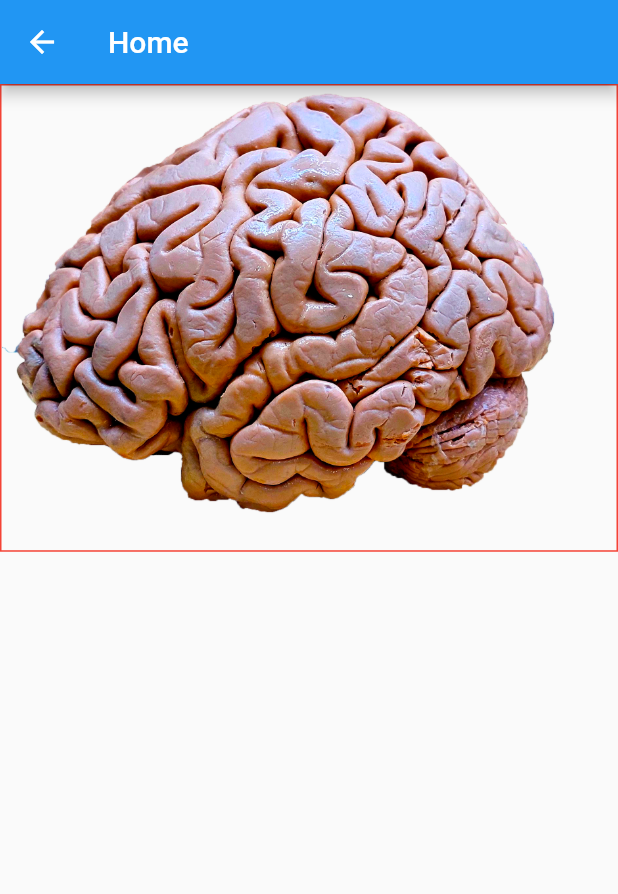
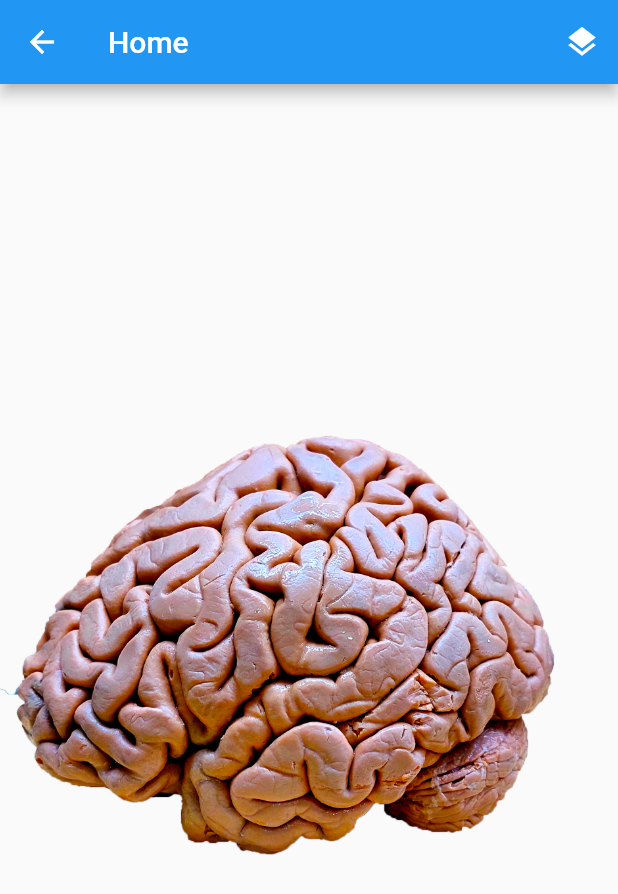
Before and after one commit to DariQuintero/neuroanatomy, a Flutter app: the HomePage screen opened directly, on a phone screen of 412 x 824 dp. Shown: the top 894 px of the screen. Run offline on Flutter 3.47's test engine with Material 2 defaults, Android fonts, the phone set to English and light mode, and no system bars; our stand-ins replace cloud_firestore, equatable, firebase_auth, firebase_core, flutter_bloc; missing offline and left inert: chat_gpt_sdk; accounts and stored records are empty.

Commit message:
Se agregaron los cortes

```diff
--- /dev/null
+++ b/lib/models/corte_cerebro.dart
@@ -0,0 +1,11 @@
+import 'package:flutter/material.dart';
+
+class CorteCerebro {
+  final String nombre;
+  final CustomPainter painter;
+
+  CorteCerebro({
+    required this.nombre,
+    required this.painter,
+  });
+}
--- a/lib/models/ilustracion_cerebro.dart
+++ b/lib/models/ilustracion_cerebro.dart
@@ -1,13 +1,16 @@
+import 'package:neuroanatomy/models/corte_cerebro.dart';
 import 'package:neuroanatomy/models/segmento_cerebro.dart';
 
 class IlustracionCerebro {
   final String nombre;
   final String realPath;
   final List<SegmentoCerebro> segmentos;
+  final List<CorteCerebro> cortes;
 
   IlustracionCerebro({
     required this.nombre,
     required this.realPath,
     required this.segmentos,
+    required this.cortes,
   });
 }
--- a/lib/pages/home_page.dart
+++ b/lib/pages/home_page.dart
@@ -1,6 +1,8 @@
 import 'package:flutter/material.dart';
+import 'package:neuroanatomy/models/corte_cerebro.dart';
 import 'package:neuroanatomy/models/ilustracion_cerebro.dart';
 import 'package:neuroanatomy/models/segmento_cerebro.dart';
+import 'package:neuroanatomy/painters/cerebro1/lateral_izquierdo/corte_de_charcot.dart';
 import 'package:neuroanatomy/painters/cerebro1/lateral_izquierdo/giro_precentral.dart';
 import 'package:neuroanatomy/painters/cerebro1/lateral_izquierdo/giro_temporal_superior.dart';
 
@@ -13,6 +15,7 @@ class HomePage extends StatefulWidget {
 
 class _HomePageState extends State<HomePage> {
   List<bool> segmentosTocados = [false, false];
+  bool showCortes = false;
 
   @override
   Widget build(BuildContext context) {
@@ -29,28 +32,38 @@ class _HomePageState extends State<HomePage> {
         ),
         SegmentoCerebro(
           nombre: 'Giro Temporal Superior',
-            painter: GiroTemporalSuperior(highlight: segmentosTocados[1])),
+          painter: GiroTemporalSuperior(highlight: segmentosTocados[1]),
+        ),
+      ],
+      cortes: [
+        CorteCerebro(
+          nombre: 'Corte de Chartcot',
+          painter: CorteDeCharcot(),
+        )
       ],
     );
     return Scaffold(
       appBar: AppBar(
         title: const Text('Home'),
+        actions: [
+          IconButton(
+            icon: const Icon(Icons.layers),
+            onPressed: () {
+              setState(() {
+                showCortes = !showCortes;
+              });
+            },
+          )
+        ],
       ),
-      body: Column(
+      body: Center(
+        child: Stack(
           children: [
-          Stack(
-            children: [
-              Container(
-                // show the border with red color
-                decoration: BoxDecoration(
-                  border: Border.all(color: Colors.red),
-                ),
-                child: Image.asset(
+            Image.asset(
               ilustracion.realPath,
               width: width,
               height: width * aspectRatio,
               fit: BoxFit.cover,
-                ),
             ),
             ...ilustracion.segmentos.map((segmento) {
               return GestureDetector(
@@ -60,22 +73,45 @@ class _HomePageState extends State<HomePage> {
                 ),
                 onTapDown: (details) {
                   setState(() {
-                      segmentosTocados[
-                          ilustracion.segmentos.indexOf(segmento)] = true;
+                    segmentosTocados[ilustracion.segmentos.indexOf(segmento)] =
+                        true;
                   });
                 },
                 onTapUp: (details) {
                   setState(() {
-                      segmentosTocados[
-                          ilustracion.segmentos.indexOf(segmento)] = false;
+                    segmentosTocados[ilustracion.segmentos.indexOf(segmento)] =
+                        false;
                   });
                 },
-                  onTap: () {},
+                onTap: () {
+                  // show snackbar
+                  ScaffoldMessenger.of(context).showSnackBar(
+                    SnackBar(
+                      content: Text(segmento.nombre),
+                    ),
+                  );
+                },
               );
             }).toList(),
+            if (showCortes)
+              ...ilustracion.cortes.map((corte) {
+                return GestureDetector(
+                  child: CustomPaint(
+                    size: Size(width, width * aspectRatio),
+                    painter: corte.painter,
+                  ),
+                  onTap: () {
+                    // show snackbar
+                    ScaffoldMessenger.of(context).showSnackBar(
+                      SnackBar(
+                        content: Text(corte.nombre),
+                      ),
+                    );
+                  },
+                );
+              }),
           ],
         ),
-        ],
       ),
     );
   }
--- a/lib/painters/cerebro1/lateral_izquierdo/giro_precentral.dart
+++ b/lib/painters/cerebro1/lateral_izquierdo/giro_precentral.dart
@@ -190,7 +190,7 @@ class GiroPrecentral extends CustomPainter {
       canvas.drawPath(
         contorno,
         Paint()
-          ..color = Colors.red
+          ..color = Colors.black.withOpacity(0.5)
           ..style = PaintingStyle.fill,
       );
     }
--- a/lib/painters/cerebro1/lateral_izquierdo/giro_temporal_superior.dart
+++ b/lib/painters/cerebro1/lateral_izquierdo/giro_temporal_superior.dart
@@ -177,7 +177,7 @@ class GiroTemporalSuperior extends CustomPainter {
       canvas.drawPath(
         contorno,
         Paint()
-          ..color = Colors.red
+          ..color = Colors.greenAccent.shade400
           ..style = PaintingStyle.fill,
       );
     }
```
Also changed, not shown: lib/painters/cerebro1/lateral_izquierdo/corte_de_charcot.dart (added, +43 -0 lines). Lines whose indentation alone changed are shown as unchanged.
